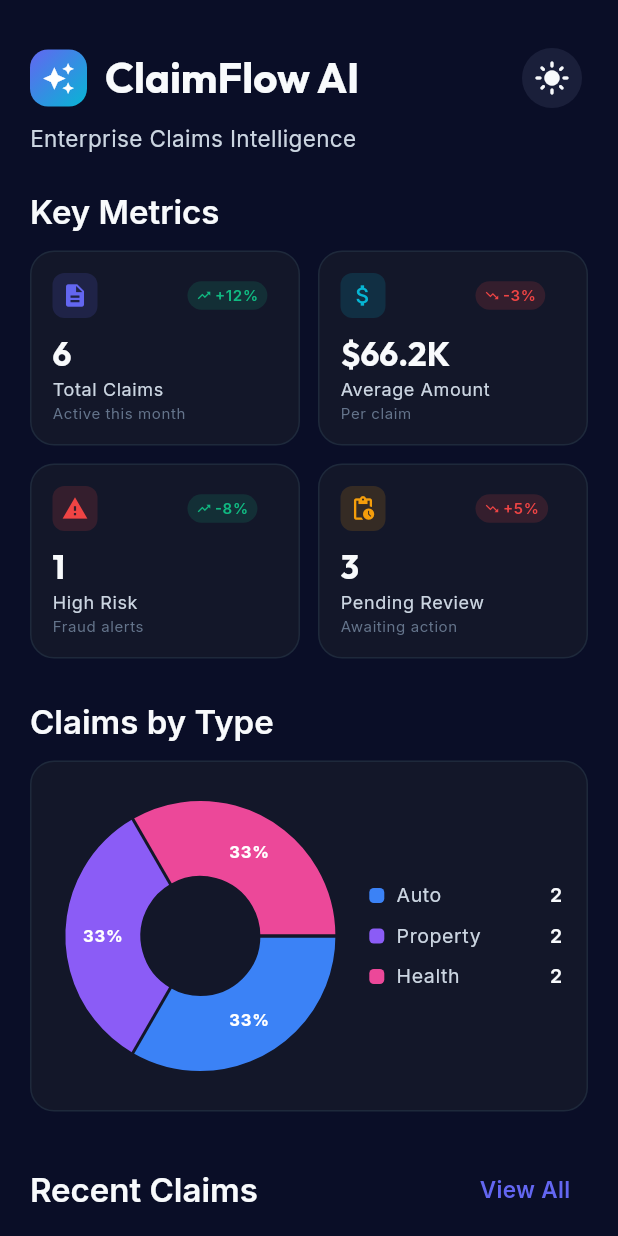
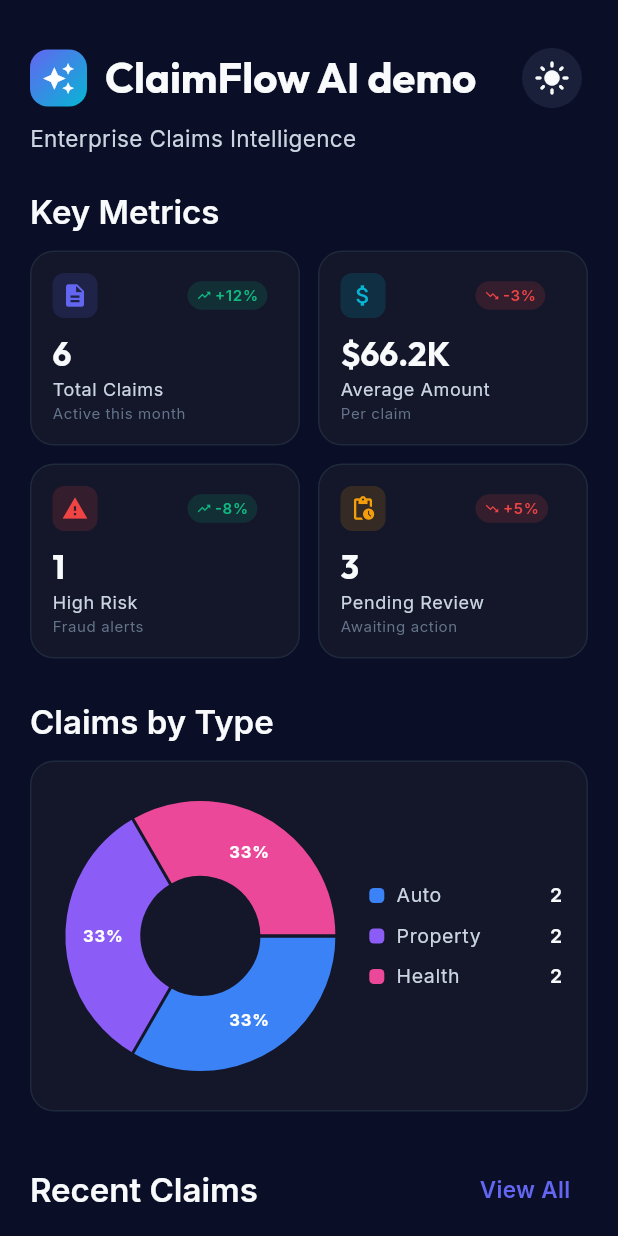
Before and after one commit to matty-flutter/ClaimFlow-AI, a Flutter app: the screen it shows after launch, on a phone screen of 412 x 824 dp. Run offline on Flutter 3.47's test engine with Material 3 defaults, Android fonts, the phone set to English and light mode, and no system bars; drawn by our look-alikes of fl_chart; our stand-ins replace go_router, google_fonts, shared_preferences.

Commit message:
docs(dashboard_page): update title to 'ClaimFlow AI demo'

```diff
--- a/lib/pages/dashboard_page.dart
+++ b/lib/pages/dashboard_page.dart
@@ -75,7 +75,7 @@ class _DashboardPageState extends State<DashboardPage> {
                         const SizedBox(width: 12),
                         Expanded(
                           child: Text(
-                            'ClaimFlow AI',
+                            'ClaimFlow AI demo',
                             style: context.textStyles.headlineMedium?.copyWith(
                               color: Theme.of(context).brightness == Brightness.dark
                                 ? AppColors.textPrimary
```
Also changed, not shown: 1 other file.
